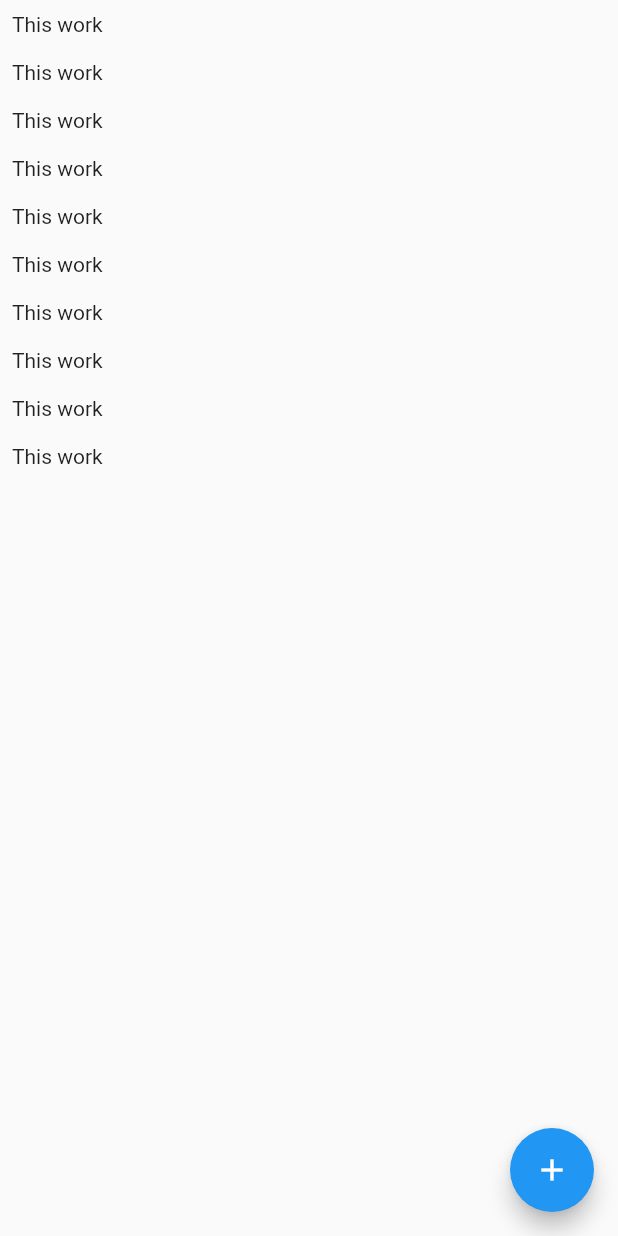
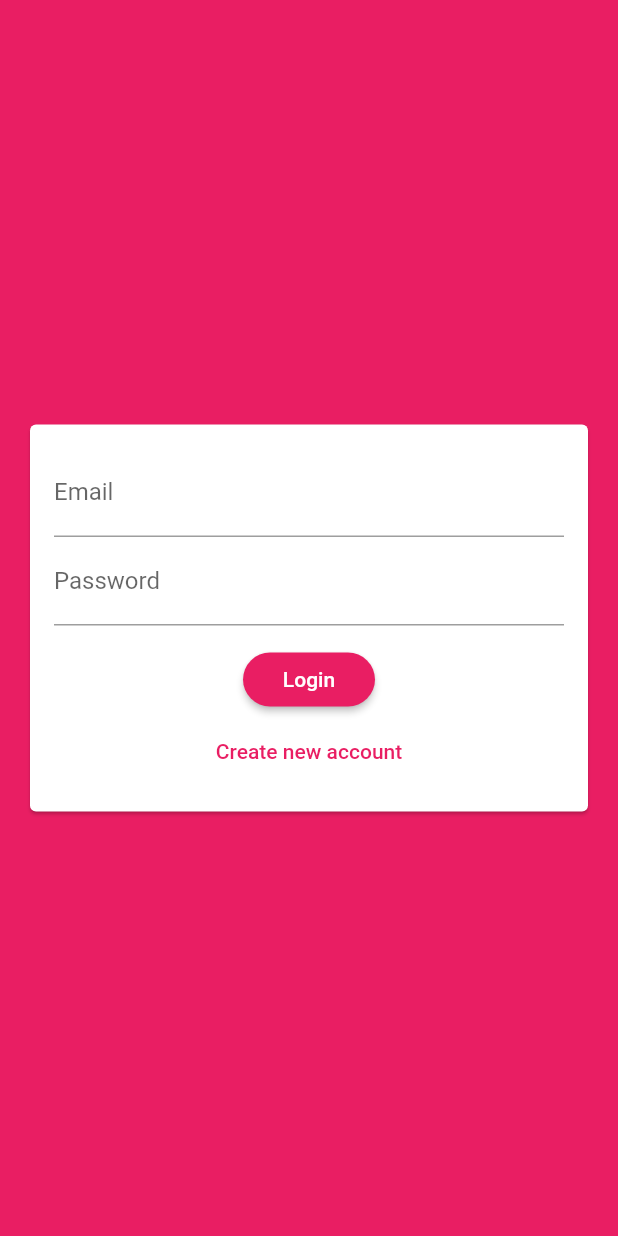
Before and after one commit to HusenAnsari/Firebase-Chat, a Flutter app: the screen it shows after launch, on a phone screen of 412 x 824 dp. Run offline on Flutter 3.47's test engine with Material 2 defaults, Android fonts, the phone set to English and light mode, and no system bars; our stand-ins replace cloud_firestore, firebase_auth; accounts and stored records are empty.

Commit message:
Implement authentication using Firebase SDK, Store extra data to the Firestore database.

```diff
--- a/lib/main.dart
+++ b/lib/main.dart
@@ -1,5 +1,7 @@
+import 'package:firebase_auth/firebase_auth.dart';
 import 'package:flutter/material.dart';
 
+import './screens/auth_screen.dart';
 import './screens/chat_screen.dart';
 
 void main() => runApp(MyApp());
@@ -9,10 +11,29 @@ class MyApp extends StatelessWidget {
   @override
   Widget build(BuildContext context) {
     return MaterialApp(
-        title: 'Flutter Chat',
-        theme: ThemeData(
-          primarySwatch: Colors.blue,
+      title: 'Flutter Chat',
+      theme: ThemeData(
+        primarySwatch: Colors.pink,
+        backgroundColor: Colors.pink,
+        accentColor: Colors.deepPurple,
+        accentColorBrightness: Brightness.dark,
+        // We are extending default ButtonTheme and add some feacture on it.
+        buttonTheme: ButtonTheme.of(context).copyWith(
+          buttonColor: Colors.pink,
+          textTheme: ButtonTextTheme.primary,
+          shape:
+              RoundedRectangleBorder(borderRadius: BorderRadius.circular(20.0)),
         ),
-        home: ChatScreen());
+      ),
+      home: StreamBuilder(
+        stream: FirebaseAuth.instance.onAuthStateChanged,
+        builder: (ctx, userSnapShot) {
+          if (userSnapShot.hasData) {
+            return ChatScreen();
+          }
+          return AuthScreen();
+        },
+      ),
+    );
   }
 }
--- a/lib/screens/auth_screen.dart
+++ b/lib/screens/auth_screen.dart
@@ -1,8 +1,77 @@
+import 'package:cloud_firestore/cloud_firestore.dart';
+import 'package:firebase_auth/firebase_auth.dart';
 import 'package:flutter/material.dart';
+import 'package:flutter/services.dart';
 
-class AuthScreen extends StatelessWidget {
+import '../widgets/auth_form.dart';
+
+class AuthScreen extends StatefulWidget {
+  @override
+  _AuthScreenState createState() => _AuthScreenState();
+}
+
+class _AuthScreenState extends State<AuthScreen> {
+  final _auth = FirebaseAuth.instance;
+  var _isLoading = false;
+
+  void _submitAuthForm(String email, String username, String password,
+      bool isLogin, BuildContext ctx) async {
+    AuthResult authResult;
+    try {
+      setState(() {
+        _isLoading = true;
+      });
+      if (isLogin) {
+        authResult = await _auth.signInWithEmailAndPassword(
+          email: email,
+          password: password,
+        );
+      } else {
+        authResult = await _auth.createUserWithEmailAndPassword(
+          email: email,
+          password: password,
+        );
+        // Store extra data to firestore.
+        // Here we are storing username to firestore
+        await Firestore.instance
+            .collection('users')
+            .document(authResult.user.uid)
+            .setData({
+          'username': username,
+          'email': email,
+        });
+      }
+      // on is use to set specific exception.
+    } on PlatformException catch (error) {
+      var message = 'An error occured';
+
+      if (error.message != null) {
+        message = error.message;
+      }
+
+      Scaffold.of(ctx).showSnackBar(
+        SnackBar(
+          content: Text(message),
+          backgroundColor: Theme.of(ctx).errorColor,
+        ),
+      );
+
+      setState(() {
+        _isLoading = false;
+      });
+    } catch (error) {
+      print(error);
+      setState(() {
+        _isLoading = false;
+      });
+    }
+  }
+
   @override
   Widget build(BuildContext context) {
-    return Container();
+    return Scaffold(
+      backgroundColor: Theme.of(context).primaryColor,
+      body: AuthForm(_submitAuthForm, _isLoading),
+    );
   }
 }
--- /dev/null
+++ b/lib/widgets/auth_form.dart
@@ -0,0 +1,131 @@
+import 'package:flutter/material.dart';
+
+class AuthForm extends StatefulWidget {
+  final bool isLoading;
+  final void Function(String email, String username, String password,
+      bool isLogin, BuildContext ctx) submitFunction;
+
+  AuthForm(this.submitFunction, this.isLoading);
+
+  @override
+  _AuthFormState createState() => _AuthFormState();
+}
+
+class _AuthFormState extends State<AuthForm> {
+  final _formKey = GlobalKey<FormState>();
+  var _isLogin = true;
+  var _userName = '';
+  var _userEmail = '';
+  var _userPassword = '';
+
+  void _trySubmit() {
+    // to validate validation of form
+    final isValid = _formKey.currentState.validate();
+
+    // Close soft keyboard if open when we click on submit button
+    FocusScope.of(context).unfocus();
+
+    if (isValid) {
+      // Trigger all save() of Form()'s TextFormField()
+      _formKey.currentState.save();
+      widget.submitFunction(_userEmail.trim(), _userName.trim(),
+          _userPassword.trim(), _isLogin, context);
+    }
+  }
+
+  @override
+  Widget build(BuildContext context) {
+    return Center(
+      child: Card(
+        margin: EdgeInsets.all(20),
+        child: SingleChildScrollView(
+          padding: EdgeInsets.all(16),
+          child: Form(
+            key: _formKey,
+            child: Column(
+              mainAxisSize: MainAxisSize.min,
+              children: <Widget>[
+                TextFormField(
+                  // we need to add key if we have multiple same field
+                  key: ValueKey('email'),
+                  validator: (value) {
+                    if (value.isEmpty || !value.contains('@')) {
+                      return 'Please enter valid email address.';
+                    }
+                    return null;
+                  },
+                  keyboardType: TextInputType.emailAddress,
+                  decoration: InputDecoration(
+                    labelText: 'Email',
+                  ),
+                  onSaved: (value) {
+                    _userEmail = value;
+                  },
+                ),
+
+                // Use to remove field from array of Column.
+                // Show/remove widget after if condition if condition true/false
+                if (!_isLogin)
+                  TextFormField(
+                    key: ValueKey('username'),
+                    validator: (value) {
+                      if (value.isEmpty || value.length < 4) {
+                        return 'Please enter at least 4 charactors.';
+                      }
+                      return null;
+                    },
+                    decoration: InputDecoration(
+                      labelText: 'Username',
+                    ),
+                    onSaved: (value) {
+                      _userName = value;
+                    },
+                  ),
+
+                TextFormField(
+                  key: ValueKey('password'),
+                  validator: (value) {
+                    if (value.isEmpty || value.length < 7) {
+                      return 'Password must be 7 charactors long.';
+                    }
+                    return null;
+                  },
+                  // To hide text in password field.
+                  obscureText: true,
+                  decoration: InputDecoration(
+                    labelText: 'Password',
+                  ),
+                  onSaved: (value) {
+                    _userPassword = value;
+                  },
+                ),
+                SizedBox(
+                  height: 12,
+                ),
+                if (widget.isLoading)
+                  CircularProgressIndicator(),
+                if (!widget.isLoading)
+                  RaisedButton(
+                    child: Text(_isLogin ? 'Login' : 'SignUp'),
+                    onPressed: _trySubmit,
+                  ),
+                if (!widget.isLoading)
+                  FlatButton(
+                    textColor: Theme.of(context).primaryColor,
+                    child: Text(_isLogin
+                        ? 'Create new account'
+                        : 'I already have an Account'),
+                    onPressed: () {
+                      setState(() {
+                        _isLogin = !_isLogin;
+                      });
+                    },
+                  )
+              ],
+            ),
+          ),
+        ),
+      ),
+    );
+  }
+}
--- a/pubspec.yaml
+++ b/pubspec.yaml
@@ -14,7 +14,7 @@ description: A new Flutter application.
 version: 1.0.0+1
 
 environment:
-  sdk: ">=2.1.0 <3.0.0"
+  sdk: ">=2.2.2 <3.0.0"
 
 dependencies:
   flutter:
@@ -24,7 +24,7 @@ dependencies:
   # Use with the CupertinoIcons class for iOS style icons.
   cupertino_icons: ^0.1.2
   cloud_firestore: ^0.13.5
-
+  firebase_auth: ^0.16.0
 dev_dependencies:
   flutter_test:
     sdk: flutter
```
Also changed, not shown: lib/screens/chat_screen.dart (+53 -11 lines), pubspec.lock.
